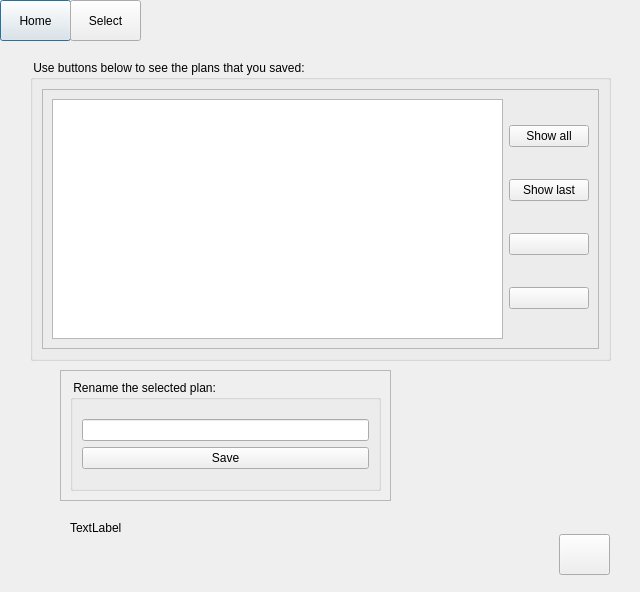
First picture: the form in selection.ui, repository ariannabettin/FYPArianna, before the edit.
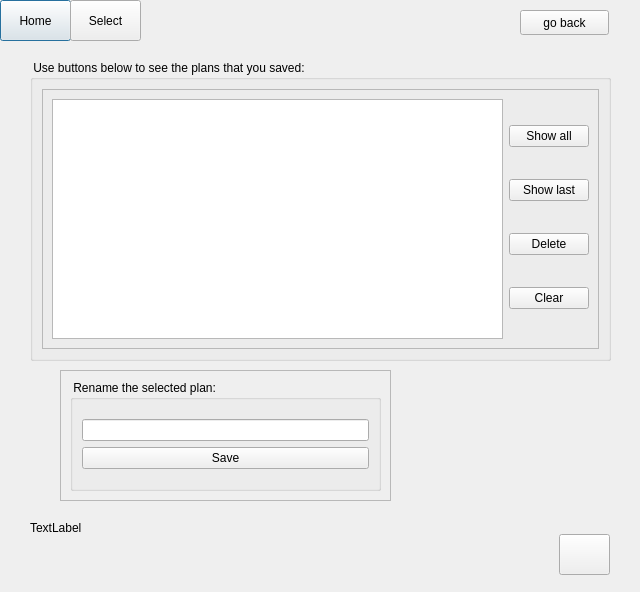
Second picture: the form after the edit.

```diff
--- a/selection.ui
+++ b/selection.ui
@@ -13,6 +13,9 @@
   <property name="windowTitle">
    <string>Dialog</string>
   </property>
+  <property name="styleSheet">
+   <string notr="true">font: 75 12pt &quot;TakaoPGothic&quot;;</string>
+  </property>
   <widget class="QPushButton" name="homeButton">
    <property name="geometry">
     <rect>
@@ -48,6 +51,9 @@
      <height>301</height>
     </rect>
    </property>
+   <property name="styleSheet">
+    <string notr="true">font: 75 12pt &quot;TakaoPGothic&quot;;</string>
+   </property>
    <property name="title">
     <string> Use buttons below to see the plans that you saved:</string>
    </property>
@@ -84,15 +90,21 @@
            </item>
            <item>
             <widget class="QPushButton" name="deleteButton">
+             <property name="styleSheet">
+              <string notr="true">font: 75 12pt &quot;TakaoPGothic&quot;;</string>
+             </property>
              <property name="text">
-              <string/>
+              <string>Delete</string>
              </property>
             </widget>
            </item>
            <item>
             <widget class="QPushButton" name="clearButton">
+             <property name="styleSheet">
+              <string notr="true">font: 75 12pt &quot;TakaoPGothic&quot;;</string>
+             </property>
              <property name="text">
-              <string/>
+              <string>Clear</string>
              </property>
             </widget>
            </item>
@@ -121,12 +133,15 @@
   <widget class="QLabel" name="renamedPlanLabel">
    <property name="geometry">
     <rect>
-     <x>70</x>
+     <x>30</x>
      <y>520</y>
      <width>541</width>
      <height>16</height>
     </rect>
    </property>
+   <property name="styleSheet">
+    <string notr="true">font: 75 12pt &quot;TakaoPGothic&quot;;</string>
+   </property>
    <property name="text">
     <string>TextLabel</string>
    </property>
@@ -172,6 +187,22 @@
     </item>
    </layout>
   </widget>
+  <widget class="QPushButton" name="backButton">
+   <property name="geometry">
+    <rect>
+     <x>520</x>
+     <y>10</y>
+     <width>89</width>
+     <height>25</height>
+    </rect>
+   </property>
+   <property name="styleSheet">
+    <string notr="true">font: 75 12pt &quot;TakaoPGothic&quot;;</string>
+   </property>
+   <property name="text">
+    <string>go back</string>
+   </property>
+  </widget>
  </widget>
  <resources/>
  <connections>
```
Left out of the diff: 24 changed lines with no effect on the pictures.
